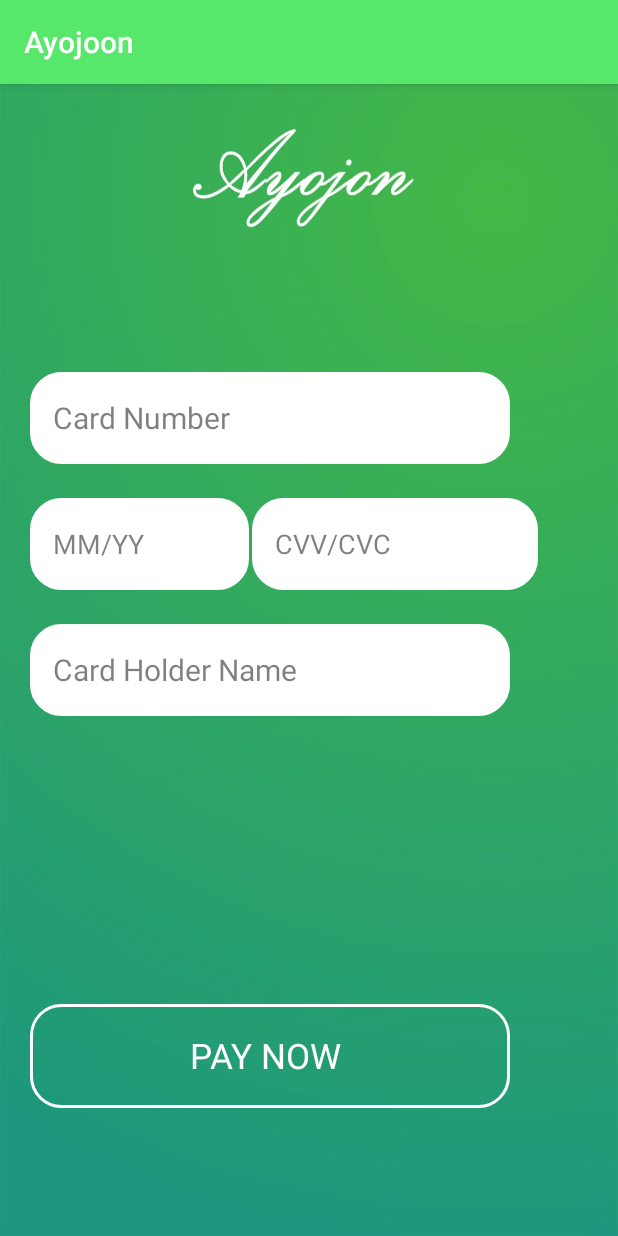
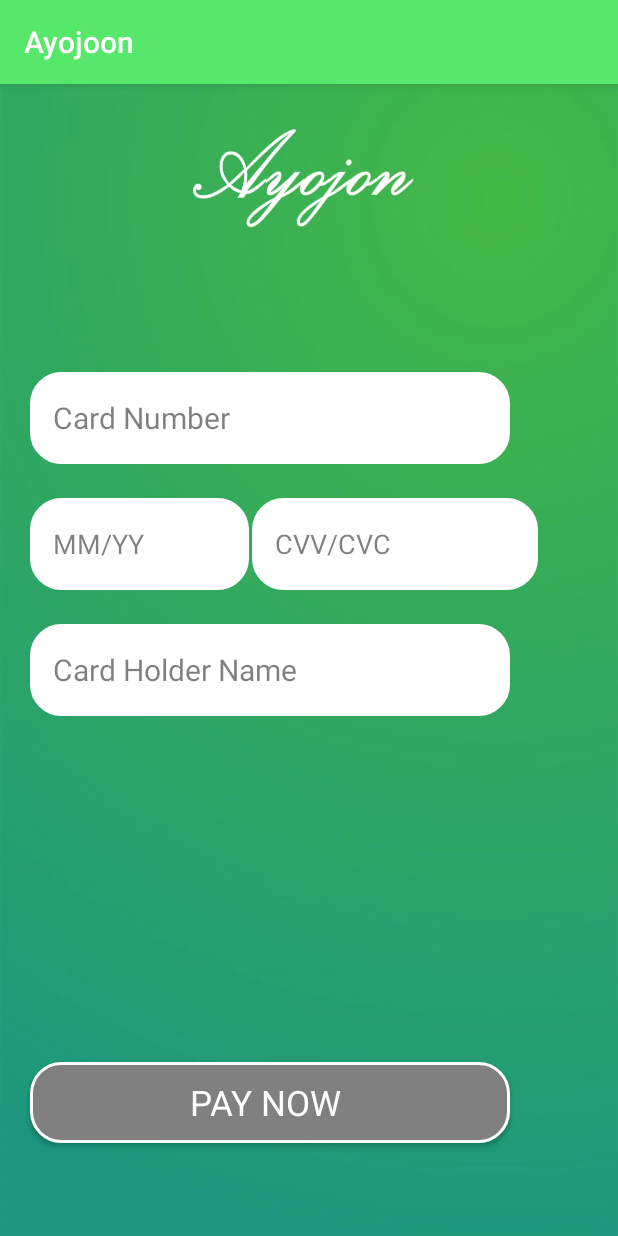
Before and after one commit to nafis10670/AyojonApp, an Android app: the CardPay screen opened directly, with no data from a screen before it, on a phone screen of 412 x 824 dp. Run offline under Robolectric (Android 15) with nearby library versions, the phone set to English and light mode, and no system bars; Roboto replaces fonts that are not available here.

Commit message:
FInishing 2

```diff
--- a/ProjectSem/app/src/main/res/layout/activity_card_pay.xml
+++ b/ProjectSem/app/src/main/res/layout/activity_card_pay.xml
@@ -95,10 +95,11 @@
 
         android:textColorHint="@color/shadyblack"
         android:textSize="20dp" />
+
     <Space
         android:layout_width="match_parent"
         android:layout_height="wrap_content"
-        android:layout_weight="2.5" />
+        android:layout_weight="3" />
 
     <Button
         android:id="@+id/buttonforcard"
@@ -106,9 +107,9 @@
         android:layout_height="0dp"
 
         android:layout_marginLeft="20dp"
-        android:layout_weight="0.9"
-        android:background="@drawable/strc"
-        android:elevation="2dp"
+        android:layout_weight="0.7"
+        android:background="@drawable/juststroke"
+        android:elevation="15dp"
         android:fontFamily="@font/advent_pro_medium"
         android:text="PAY NOW "
         android:textColor="@color/white"
--- a/ProjectSem/app/src/main/res/layout/activity_create_own.xml
+++ b/ProjectSem/app/src/main/res/layout/activity_create_own.xml
@@ -14,8 +14,8 @@
         android:layout_alignParentBottom="true"
         android:layout_centerHorizontal="true"
         android:layout_marginBottom="49dp"
-        android:background="@drawable/strc"
-        android:elevation="2dp"
+        android:background="@drawable/juststroke"
+        android:elevation="15dp"
         android:fontFamily="@font/advent_pro_medium"
         android:text="Create Event"
         android:textColor="@color/white"
```
